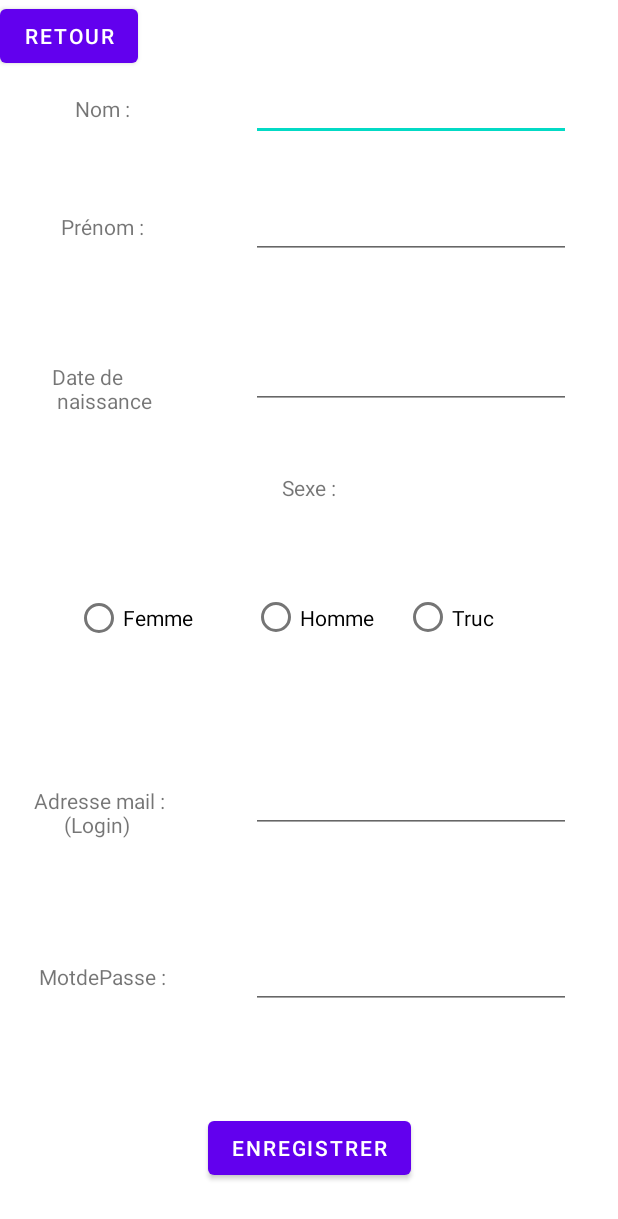
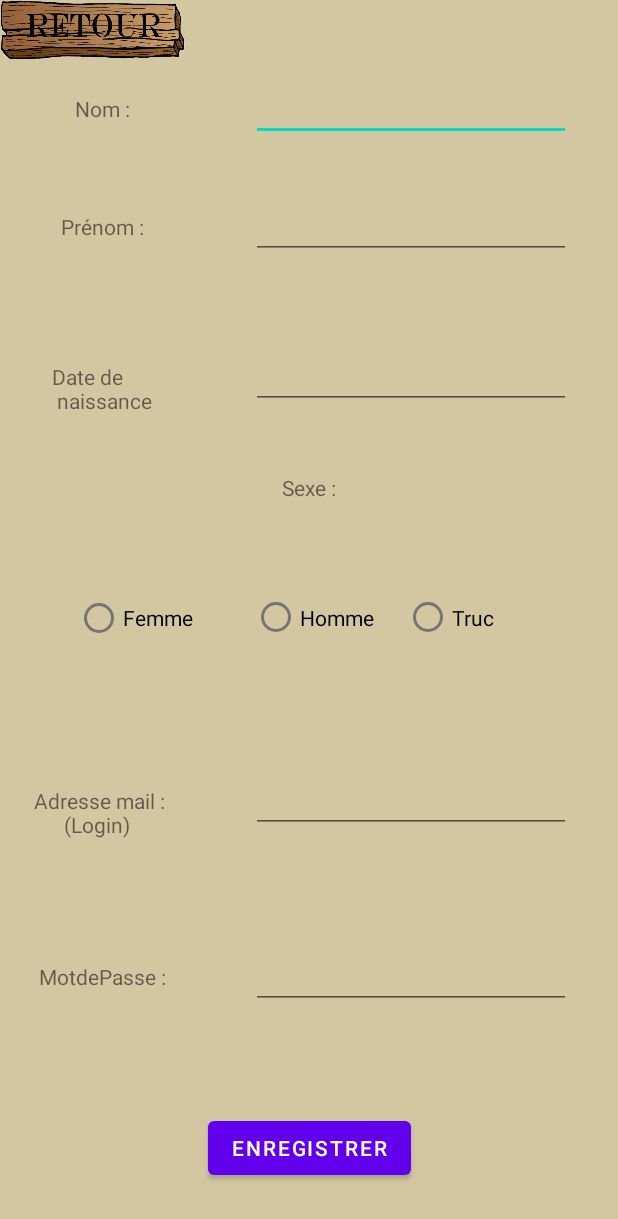
Before and after one commit to Bhalgruf/PFCGame, an Android app: the Inscription screen opened directly, with no data from a screen before it, on a phone screen of 412 x 824 dp. Shown: the top 1219 px of the screen. Run offline under Robolectric (Android 15) with nearby library versions, the light colour scheme and no system bars; our stand-ins replace Firebase (no records; nobody signed in at launch, a user with empty details on screens opened directly); Roboto replaces fonts that are not available here.

Commit message:
design 2

```diff
--- a/app/src/main/java/com/example/pfc/Inscription.java
+++ b/app/src/main/java/com/example/pfc/Inscription.java
@@ -11,6 +11,7 @@ import android.view.Menu;
 import android.view.View;
 import android.widget.Button;
 import android.widget.EditText;
+import android.widget.ImageButton;
 import android.widget.RadioButton;
 import android.widget.RadioGroup;
 import android.widget.TextView;
@@ -44,7 +45,7 @@ public class Inscription extends AppCompatActivity {
     private FirebaseAuth mAuth;
     FirebaseFirestore db = FirebaseFirestore.getInstance();
 
-    Button btn_retour;
+    ImageButton btn_retour;
     String TAG="BddInfo";
 
 
@@ -52,7 +53,7 @@ public class Inscription extends AppCompatActivity {
     protected void onCreate(Bundle savedInstanceState) {
         super.onCreate(savedInstanceState);
         setContentView(R.layout.activity_inscription);
-        btn_retour =(Button)findViewById(R.id.btn_retour2);
+        btn_retour =findViewById(R.id.btn_retour2);
         mAuth = FirebaseAuth.getInstance();
 
         editText_nom=(EditText) findViewById(R.id.editText_nom);
--- a/app/src/main/res/layout/activity_inscription.xml
+++ b/app/src/main/res/layout/activity_inscription.xml
@@ -4,7 +4,19 @@
     xmlns:tools="http://schemas.android.com/tools"
     android:layout_width="match_parent"
     android:layout_height="match_parent"
+    android:background="#d3c7a2"
     tools:context=".Inscription">
+
+    <ImageButton
+        android:id="@+id/btn_retour2"
+        android:layout_width="123dp"
+        android:layout_height="40dp"
+        android:background="@null"
+        android:onClick="onClickMain"
+        android:scaleType="fitXY"
+        app:layout_constraintStart_toStartOf="parent"
+        app:layout_constraintTop_toTopOf="parent"
+        app:srcCompat="@drawable/retour" />
 
     <RadioGroup
         android:id="@+id/radiog"
@@ -64,15 +76,6 @@
         app:layout_constraintBaseline_toBaselineOf="@+id/editTextText_prénom"
         app:layout_constraintEnd_toStartOf="@+id/guideline9"
         app:layout_constraintStart_toStartOf="parent" />
-
-    <Button
-        android:id="@+id/btn_retour2"
-        android:layout_width="wrap_content"
-        android:layout_height="wrap_content"
-        android:onClick="onClickMain"
-        android:text="Retour"
-        app:layout_constraintStart_toStartOf="parent"
-        app:layout_constraintTop_toTopOf="parent" />
 
     <EditText
         android:id="@+id/editText_nom"
```
Also changed, not shown: app/src/main/res/layout/activity_main2.xml (+10 -0 lines).
